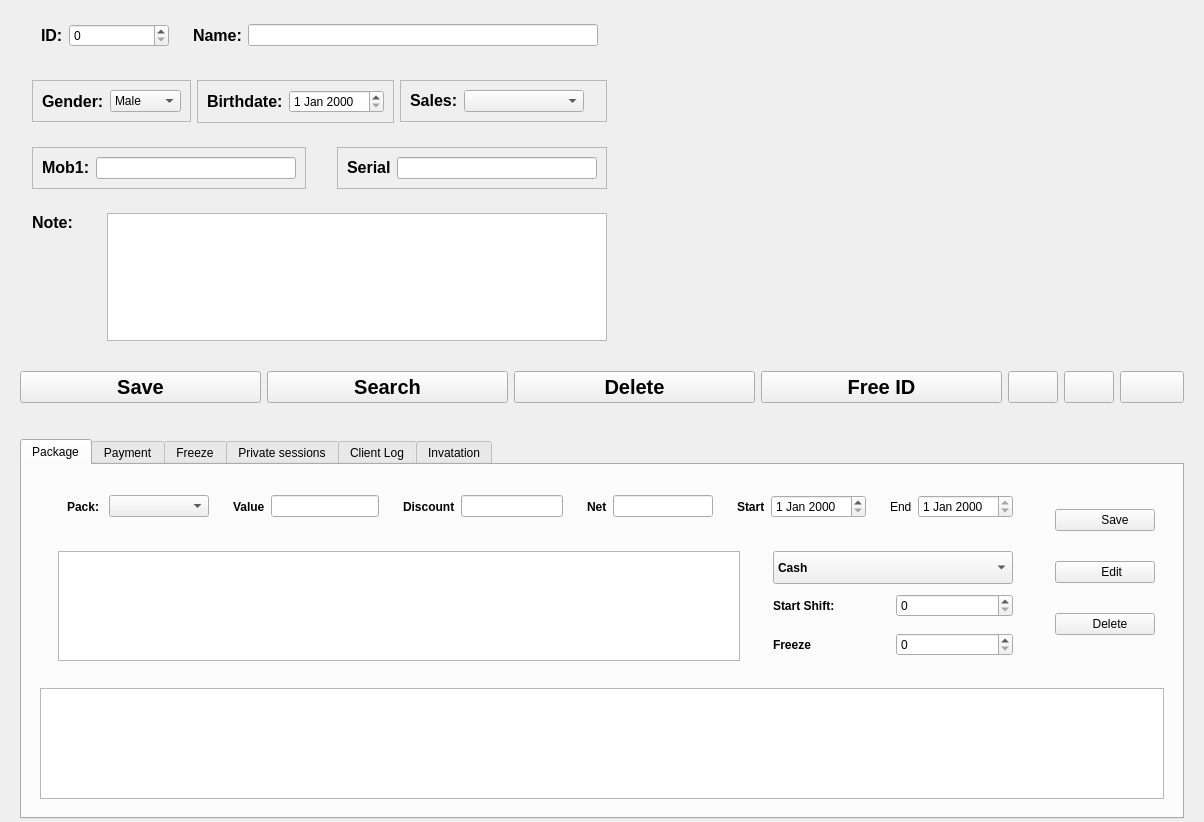
First picture: the form in member.ui, repository neesaaa/Gym-System, before the edit.
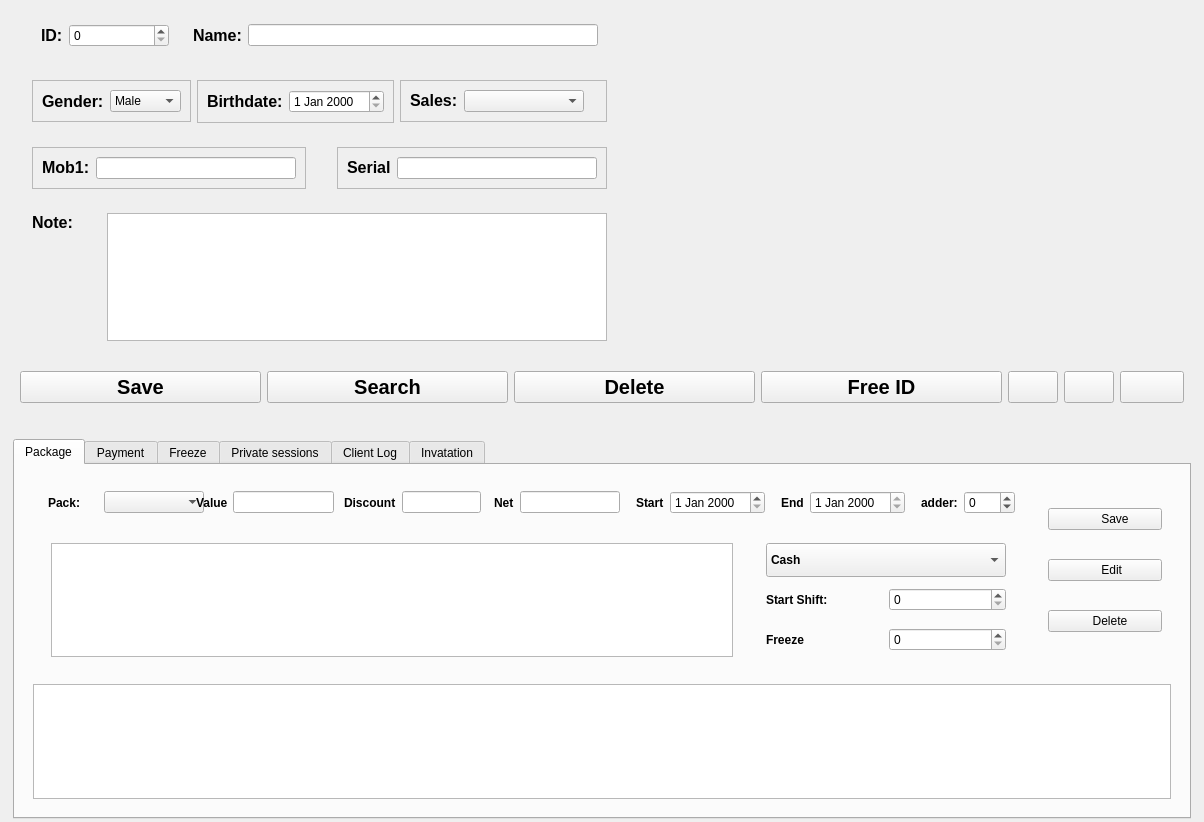
Second picture: the form after the edit. Icons and pictures are not drawn.

Diff of the .ui file:
```diff
--- a/member.ui
+++ b/member.ui
@@ -18,7 +18,7 @@
   </property>
   <property name="maximumSize">
    <size>
-    <width>1204</width>
+    <width>1280</width>
     <height>916</height>
    </size>
   </property>
@@ -826,9 +826,15 @@
       </size>
      </property>
      <layout class="QGridLayout" name="gridLayout">
+      <property name="leftMargin">
+       <number>2</number>
+      </property>
       <property name="topMargin">
        <number>0</number>
       </property>
+      <property name="rightMargin">
+       <number>2</number>
+      </property>
       <property name="bottomMargin">
        <number>0</number>
       </property>
@@ -900,6 +906,12 @@
                 <item>
                  <widget class="QWidget" name="widget_24" native="true">
                   <layout class="QHBoxLayout" name="horizontalLayout_21">
+                   <property name="leftMargin">
+                    <number>4</number>
+                   </property>
+                   <property name="rightMargin">
+                    <number>4</number>
+                   </property>
                    <item>
                     <widget class="QWidget" name="widget_25" native="true">
                      <property name="minimumSize">
@@ -909,6 +921,18 @@
                       </size>
                      </property>
                      <layout class="QHBoxLayout" name="horizontalLayout_22">
+                      <property name="leftMargin">
+                       <number>2</number>
+                      </property>
+                      <property name="topMargin">
+                       <number>5</number>
+                      </property>
+                      <property name="rightMargin">
+                       <number>2</number>
+                      </property>
+                      <property name="bottomMargin">
+                       <number>5</number>
+                      </property>
                       <item alignment="Qt::AlignLeft">
                        <widget class="QLabel" name="label_13">
                         <property name="font">
@@ -921,7 +945,7 @@
                         </property>
                        </widget>
                       </item>
-                      <item alignment="Qt::AlignRight">
+                      <item alignment="Qt::AlignLeft|Qt::AlignVCenter">
                        <widget class="QComboBox" name="pack_combo">
                         <property name="sizePolicy">
                          <sizepolicy hsizetype="Maximum" vsizetype="Fixed">
@@ -954,6 +978,21 @@
                       </sizepolicy>
                      </property>
                      <layout class="QHBoxLayout" name="horizontalLayout_23">
+                      <property name="spacing">
+                       <number>5</number>
+                      </property>
+                      <property name="leftMargin">
+                       <number>2</number>
+                      </property>
+                      <property name="topMargin">
+                       <number>5</number>
+                      </property>
+                      <property name="rightMargin">
+                       <number>2</number>
+                      </property>
+                      <property name="bottomMargin">
+                       <number>5</number>
+                      </property>
                       <item>
                        <widget class="QLabel" name="label_14">
                         <property name="sizePolicy">
@@ -991,6 +1030,18 @@
                    <item>
                     <widget class="QWidget" name="widget_27" native="true">
                      <layout class="QHBoxLayout" name="horizontalLayout_24">
+                      <property name="leftMargin">
+                       <number>2</number>
+                      </property>
+                      <property name="topMargin">
+                       <number>5</number>
+                      </property>
+                      <property name="rightMargin">
+                       <number>2</number>
+                      </property>
+                      <property name="bottomMargin">
+                       <number>5</number>
+                      </property>
                       <item>
                        <widget class="QLabel" name="label_15">
                         <property name="font">
@@ -1019,6 +1070,18 @@
                    <item>
                     <widget class="QWidget" name="widget_28" native="true">
                      <layout class="QHBoxLayout" name="horizontalLayout_25">
+                      <property name="leftMargin">
+                       <number>5</number>
+                      </property>
+                      <property name="topMargin">
+                       <number>5</number>
+                      </property>
+                      <property name="rightMargin">
+                       <number>5</number>
+                      </property>
+                      <property name="bottomMargin">
+                       <number>5</number>
+                      </property>
                       <item>
                        <widget class="QLabel" name="label_16">
                         <property name="font">
@@ -1056,6 +1119,18 @@
                    <item>
                     <widget class="QWidget" name="widget_29" native="true">
                      <layout class="QHBoxLayout" name="horizontalLayout_26">
+                      <property name="leftMargin">
+                       <number>5</number>
+                      </property>
+                      <property name="topMargin">
+                       <number>5</number>
+                      </property>
+                      <property name="rightMargin">
+                       <number>5</number>
+                      </property>
+                      <property name="bottomMargin">
+                       <number>5</number>
+                      </property>
                       <item>
                        <widget class="QLabel" name="label_17">
                         <property name="font">
@@ -1077,8 +1152,25 @@
                    <item>
                     <widget class="QWidget" name="widget_30" native="true">
                      <layout class="QHBoxLayout" name="horizontalLayout_27">
+                      <property name="leftMargin">
+                       <number>5</number>
+                      </property>
+                      <property name="topMargin">
+                       <number>5</number>
+                      </property>
+                      <property name="rightMargin">
+                       <number>5</number>
+                      </property>
+                      <property name="bottomMargin">
+                       <number>5</number>
+                      </property>
                       <item>
                        <widget class="QLabel" name="label_18">
+                        <property name="font">
+                         <font>
+                          <bold>true</bold>
+                         </font>
+                        </property>
                         <property name="text">
                          <string>End</string>
                         </property>
@@ -1094,6 +1186,49 @@
                      </layout>
                     </widget>
                    </item>
+                   <item>
+                    <widget class="QWidget" name="widget_63" native="true">
+                     <layout class="QHBoxLayout" name="horizontalLayout_57">
+                      <property name="leftMargin">
+                       <number>5</number>
+                      </property>
+                      <property name="topMargin">
+                       <number>5</number>
+                      </property>
+                      <property name="rightMargin">
+                       <number>5</number>
+                      </property>
+                      <property name="bottomMargin">
+                       <number>5</number>
+                      </property>
+                      <item>
+                       <widget class="QLabel" name="label_34">
+                        <property name="font">
+                         <font>
+                          <bold>true</bold>
+                         </font>
+                        </property>
+                        <property name="text">
+                         <string>adder:</string>
+                        </property>
+                       </widget>
+                      </item>
+                      <item>
+                       <widget class="QSpinBox" name="adder">
+                        <property name="minimum">
+                         <number>-999</number>
+                        </property>
+                        <property name="maximum">
+                         <number>999</number>
+                        </property>
+                        <property name="singleStep">
+                         <number>1</number>
+                        </property>
+                       </widget>
+                      </item>
+                     </layout>
+                    </widget>
+                   </item>
                   </layout>
                  </widget>
                 </item>
@@ -1236,6 +1371,9 @@
                          </item>
                          <item>
                           <widget class="QSpinBox" name="start_shift">
+                           <property name="minimum">
+                            <number>0</number>
+                           </property>
                            <property name="maximum">
                             <number>150</number>
                            </property>
```
